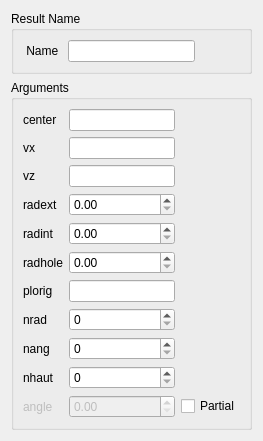
This is src/HEXABLOCKGUI/MakeRind_QTD.ui in SalomePlatform/hexablock as Qt 5 draws it before an edit. The edited form follows.
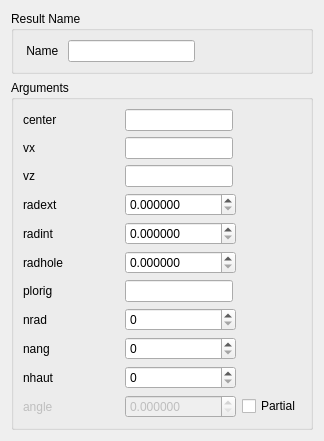
This is the edited form.

Patch:
```diff
--- a/src/HEXABLOCKGUI/MakeRind_QTD.ui
+++ b/src/HEXABLOCKGUI/MakeRind_QTD.ui
@@ -6,7 +6,7 @@
    <rect>
     <x>0</x>
     <y>0</y>
-    <width>263</width>
+    <width>324</width>
     <height>423</height>
    </rect>
   </property>
@@ -93,7 +93,14 @@
        </widget>
       </item>
       <item row="4" column="2">
-       <widget class="QDoubleSpinBox" name="radext_spb"/>
+       <widget class="QDoubleSpinBox" name="radext_spb">
+        <property name="decimals">
+         <number>6</number>
+        </property>
+        <property name="maximum">
+         <double>1000000000.000000000000000</double>
+        </property>
+       </widget>
       </item>
       <item row="5" column="0" colspan="2">
        <widget class="QLabel" name="label_5">
@@ -103,7 +110,14 @@
        </widget>
       </item>
       <item row="5" column="2">
-       <widget class="QDoubleSpinBox" name="radint_spb"/>
+       <widget class="QDoubleSpinBox" name="radint_spb">
+        <property name="decimals">
+         <number>6</number>
+        </property>
+        <property name="maximum">
+         <double>1000000000.000000000000000</double>
+        </property>
+       </widget>
       </item>
       <item row="6" column="0" colspan="2">
        <widget class="QLabel" name="label_6">
@@ -113,7 +127,14 @@
        </widget>
       </item>
       <item row="6" column="2">
-       <widget class="QDoubleSpinBox" name="radhole_spb"/>
+       <widget class="QDoubleSpinBox" name="radhole_spb">
+        <property name="decimals">
+         <number>6</number>
+        </property>
+        <property name="maximum">
+         <double>1000000000.000000000000000</double>
+        </property>
+       </widget>
       </item>
       <item row="7" column="0" colspan="2">
        <widget class="QLabel" name="label_7">
@@ -143,7 +164,11 @@
        </widget>
       </item>
       <item row="8" column="2">
-       <widget class="QSpinBox" name="nrad_spb"/>
+       <widget class="QSpinBox" name="nrad_spb">
+        <property name="maximum">
+         <number>1000000</number>
+        </property>
+       </widget>
       </item>
       <item row="9" column="0" colspan="2">
        <widget class="QLabel" name="label_9">
@@ -153,7 +178,11 @@
        </widget>
       </item>
       <item row="9" column="2">
-       <widget class="QSpinBox" name="nang_spb"/>
+       <widget class="QSpinBox" name="nang_spb">
+        <property name="maximum">
+         <number>1000000</number>
+        </property>
+       </widget>
       </item>
       <item row="10" column="0" colspan="2">
        <widget class="QLabel" name="label_10">
@@ -163,7 +192,11 @@
        </widget>
       </item>
       <item row="10" column="2">
-       <widget class="QSpinBox" name="nhaut_spb"/>
+       <widget class="QSpinBox" name="nhaut_spb">
+        <property name="maximum">
+         <number>1000000</number>
+        </property>
+       </widget>
       </item>
       <item row="11" column="0">
        <widget class="QLabel" name="angle_label">
@@ -180,6 +213,12 @@
         <property name="enabled">
          <bool>false</bool>
         </property>
+        <property name="decimals">
+         <number>6</number>
+        </property>
+        <property name="maximum">
+         <double>1000000000.000000000000000</double>
+        </property>
        </widget>
       </item>
       <item row="1" column="0">
```
